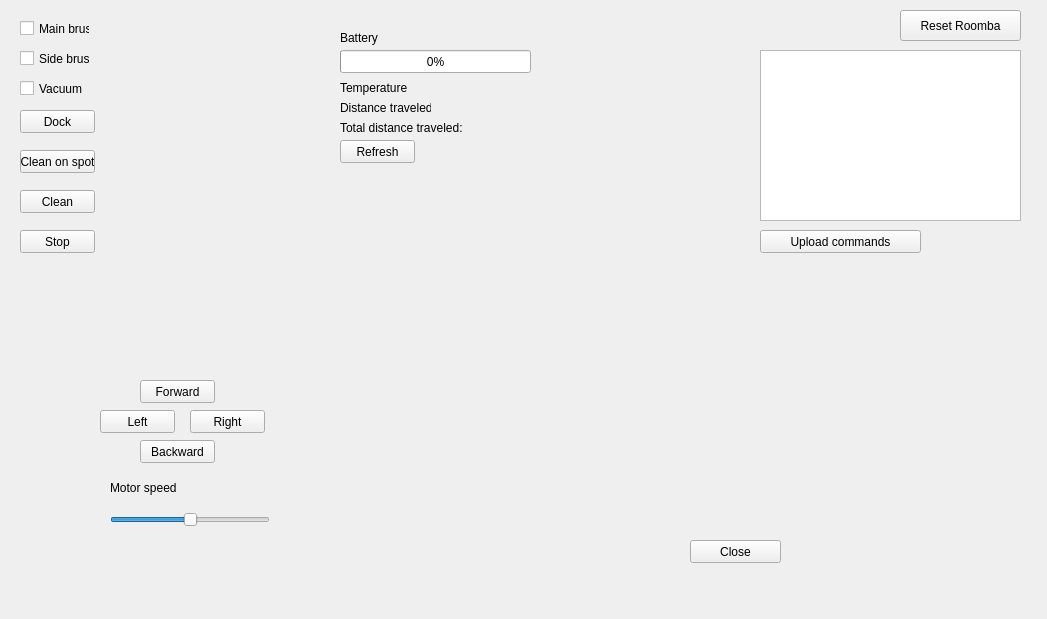
Above: GUI/Gui-RoombaV1.0/controllingroomba.ui from K-4U/ese_project4y5 before the change. Below: the same form after it.
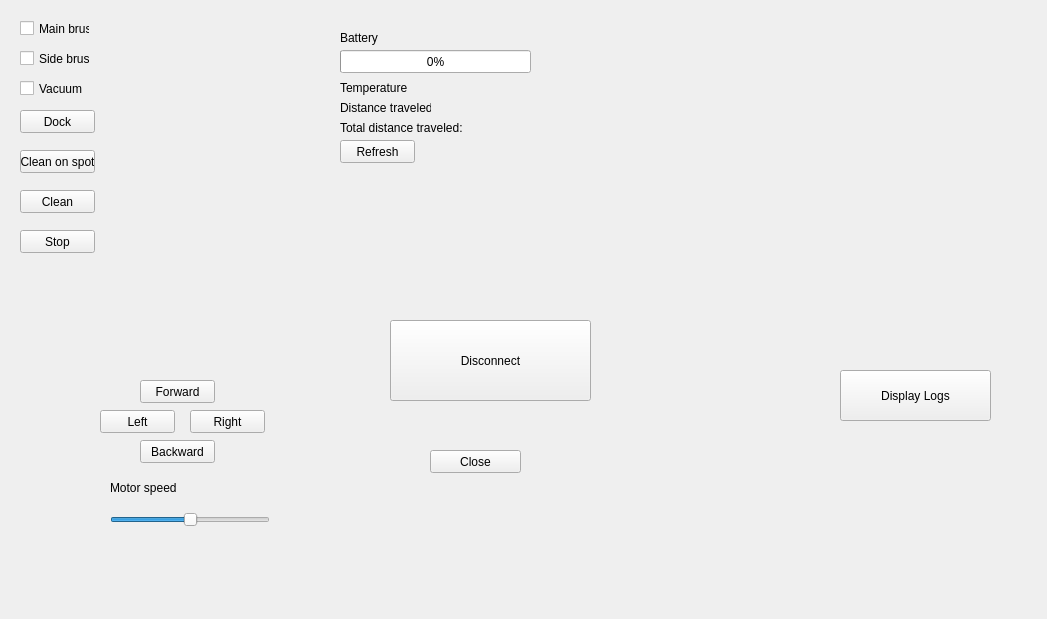
That is the form after the change.

```diff
--- a/GUI/Gui-RoombaV1.0/controllingroomba.ui
+++ b/GUI/Gui-RoombaV1.0/controllingroomba.ui
@@ -13,19 +13,6 @@
   <property name="windowTitle">
    <string>Form</string>
   </property>
-  <widget class="QPushButton" name="pbUpload">
-   <property name="geometry">
-    <rect>
-     <x>760</x>
-     <y>230</y>
-     <width>161</width>
-     <height>23</height>
-    </rect>
-   </property>
-   <property name="text">
-    <string>Upload commands</string>
-   </property>
-  </widget>
   <widget class="QCheckBox" name="cbSideBrush">
    <property name="geometry">
     <rect>
@@ -55,19 +42,6 @@
     <bool>false</bool>
    </property>
   </widget>
-  <widget class="QPushButton" name="pbResetRoomba">
-   <property name="geometry">
-    <rect>
-     <x>900</x>
-     <y>10</y>
-     <width>121</width>
-     <height>31</height>
-    </rect>
-   </property>
-   <property name="text">
-    <string>Reset Roomba</string>
-   </property>
-  </widget>
   <widget class="QPushButton" name="pbDock">
    <property name="geometry">
     <rect>
@@ -132,8 +106,8 @@
   <widget class="QPushButton" name="pbClose">
    <property name="geometry">
     <rect>
-     <x>690</x>
-     <y>540</y>
+     <x>430</x>
+     <y>450</y>
      <width>91</width>
      <height>23</height>
     </rect>
@@ -142,16 +116,6 @@
     <string>Close</string>
    </property>
   </widget>
-  <widget class="QTextEdit" name="txtManualcommands">
-   <property name="geometry">
-    <rect>
-     <x>760</x>
-     <y>50</y>
-     <width>261</width>
-     <height>171</height>
-    </rect>
-   </property>
-  </widget>
   <widget class="QPushButton" name="pbDriveForward">
    <property name="geometry">
     <rect>
@@ -333,6 +297,32 @@
     <string>Refresh</string>
    </property>
   </widget>
+  <widget class="QPushButton" name="pbDisonnect">
+   <property name="geometry">
+    <rect>
+     <x>390</x>
+     <y>320</y>
+     <width>201</width>
+     <height>81</height>
+    </rect>
+   </property>
+   <property name="text">
+    <string>Disconnect</string>
+   </property>
+  </widget>
+  <widget class="QPushButton" name="pbDisplayLogs">
+   <property name="geometry">
+    <rect>
+     <x>840</x>
+     <y>370</y>
+     <width>151</width>
+     <height>51</height>
+    </rect>
+   </property>
+   <property name="text">
+    <string>Display Logs</string>
+   </property>
+  </widget>
  </widget>
  <resources/>
  <connections>
```
